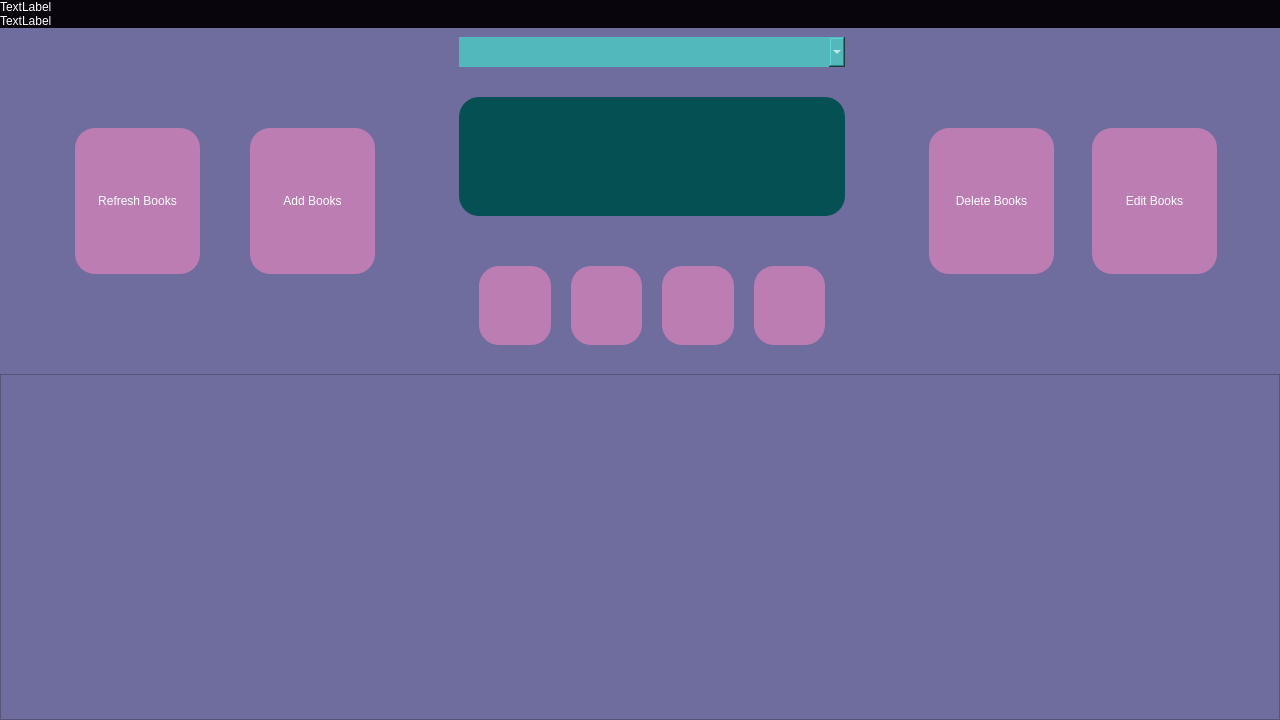
Qt form src/untitled.ui (mahnuser/book-tracker) before a commit.
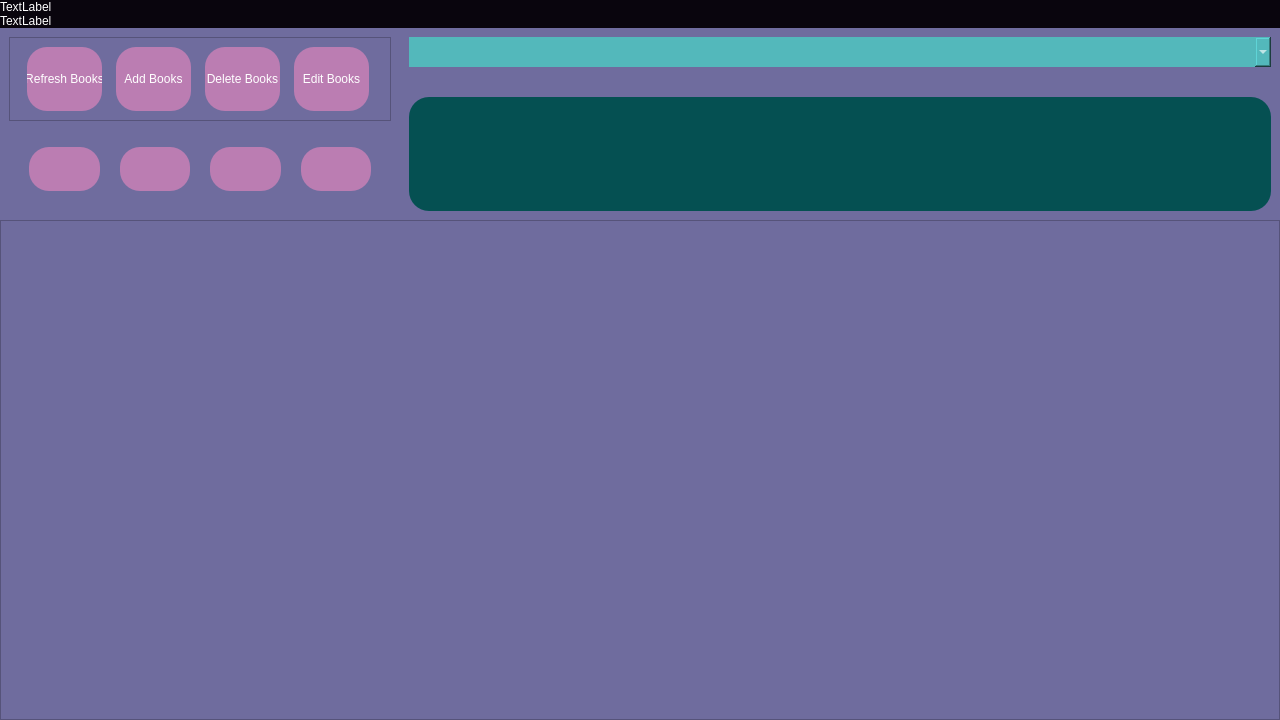
The same form after that commit.

The edit to the form file:
```diff
--- a/src/untitled.ui
+++ b/src/untitled.ui
@@ -85,74 +85,267 @@
       </property>
       <item>
        <widget class="QFrame" name="left_side">
+        <property name="maximumSize">
+         <size>
+          <width>400</width>
+          <height>300</height>
+         </size>
+        </property>
         <property name="styleSheet">
          <string notr="true">background-color: #6f6c9e;</string>
         </property>
-        <layout class="QHBoxLayout" name="horizontalLayout">
-         <property name="spacing">
-          <number>50</number>
-         </property>
-         <property name="leftMargin">
-          <number>75</number>
-         </property>
-         <property name="topMargin">
-          <number>100</number>
-         </property>
-         <property name="rightMargin">
-          <number>75</number>
-         </property>
-         <property name="bottomMargin">
-          <number>100</number>
-         </property>
+        <layout class="QVBoxLayout" name="verticalLayout_2">
          <item>
-          <widget class="QPushButton" name="refreshBooks">
-           <property name="sizePolicy">
-            <sizepolicy hsizetype="Minimum" vsizetype="Minimum">
-             <horstretch>0</horstretch>
-             <verstretch>0</verstretch>
-            </sizepolicy>
+          <widget class="QFrame" name="frame">
+           <property name="frameShape">
+            <enum>QFrame::StyledPanel</enum>
            </property>
-           <property name="minimumSize">
-            <size>
-             <width>125</width>
-             <height>0</height>
-            </size>
+           <property name="frameShadow">
+            <enum>QFrame::Raised</enum>
            </property>
-           <property name="styleSheet">
-            <string notr="true">
+           <layout class="QHBoxLayout" name="horizontalLayout">
+            <item>
+             <widget class="QPushButton" name="refreshBooks">
+              <property name="sizePolicy">
+               <sizepolicy hsizetype="Preferred" vsizetype="Preferred">
+                <horstretch>0</horstretch>
+                <verstretch>0</verstretch>
+               </sizepolicy>
+              </property>
+              <property name="minimumSize">
+               <size>
+                <width>0</width>
+                <height>0</height>
+               </size>
+              </property>
+              <property name="maximumSize">
+               <size>
+                <width>75</width>
+                <height>125</height>
+               </size>
+              </property>
+              <property name="styleSheet">
+               <string notr="true">
 background-color: #bb7db2;
 border-radius: 20px;
 
 </string>
-           </property>
-           <property name="text">
-            <string>Refresh Books</string>
-           </property>
+              </property>
+              <property name="text">
+               <string>Refresh Books</string>
+              </property>
+             </widget>
+            </item>
+            <item>
+             <widget class="QPushButton" name="addBooks">
+              <property name="sizePolicy">
+               <sizepolicy hsizetype="Preferred" vsizetype="Preferred">
+                <horstretch>0</horstretch>
+                <verstretch>0</verstretch>
+               </sizepolicy>
+              </property>
+              <property name="minimumSize">
+               <size>
+                <width>0</width>
+                <height>0</height>
+               </size>
+              </property>
+              <property name="maximumSize">
+               <size>
+                <width>75</width>
+                <height>125</height>
+               </size>
+              </property>
+              <property name="styleSheet">
+               <string notr="true">background-color: #bb7db2;
+border-radius: 20px;
+</string>
+              </property>
+              <property name="text">
+               <string>Add Books</string>
+              </property>
+             </widget>
+            </item>
+            <item>
+             <widget class="QPushButton" name="deleteBooks">
+              <property name="enabled">
+               <bool>true</bool>
+              </property>
+              <property name="sizePolicy">
+               <sizepolicy hsizetype="Preferred" vsizetype="Preferred">
+                <horstretch>0</horstretch>
+                <verstretch>0</verstretch>
+               </sizepolicy>
+              </property>
+              <property name="minimumSize">
+               <size>
+                <width>0</width>
+                <height>0</height>
+               </size>
+              </property>
+              <property name="maximumSize">
+               <size>
+                <width>75</width>
+                <height>125</height>
+               </size>
+              </property>
+              <property name="autoFillBackground">
+               <bool>false</bool>
+              </property>
+              <property name="styleSheet">
+               <string notr="true">background-color: #bb7db2;
+border-radius: 20px;
+</string>
+              </property>
+              <property name="text">
+               <string>Delete Books</string>
+              </property>
+             </widget>
+            </item>
+            <item>
+             <widget class="QPushButton" name="editBooks">
+              <property name="enabled">
+               <bool>true</bool>
+              </property>
+              <property name="sizePolicy">
+               <sizepolicy hsizetype="Preferred" vsizetype="Preferred">
+                <horstretch>0</horstretch>
+                <verstretch>0</verstretch>
+               </sizepolicy>
+              </property>
+              <property name="minimumSize">
+               <size>
+                <width>0</width>
+                <height>0</height>
+               </size>
+              </property>
+              <property name="maximumSize">
+               <size>
+                <width>75</width>
+                <height>125</height>
+               </size>
+              </property>
+              <property name="sizeIncrement">
+               <size>
+                <width>100</width>
+                <height>50</height>
+               </size>
+              </property>
+              <property name="baseSize">
+               <size>
+                <width>100</width>
+                <height>50</height>
+               </size>
+              </property>
+              <property name="styleSheet">
+               <string notr="true">background-color: #bb7db2;
+border-radius: 20px;
+
+</string>
+              </property>
+              <property name="text">
+               <string>Edit Books</string>
+              </property>
+             </widget>
+            </item>
+           </layout>
           </widget>
          </item>
          <item>
-          <widget class="QPushButton" name="addBooks">
-           <property name="sizePolicy">
-            <sizepolicy hsizetype="Minimum" vsizetype="Minimum">
-             <horstretch>0</horstretch>
-             <verstretch>0</verstretch>
-            </sizepolicy>
+          <layout class="QHBoxLayout" name="horizontalLayout_2">
+           <property name="spacing">
+            <number>20</number>
            </property>
-           <property name="minimumSize">
-            <size>
-             <width>125</width>
-             <height>0</height>
-            </size>
+           <property name="leftMargin">
+            <number>20</number>
            </property>
-           <property name="styleSheet">
-            <string notr="true">background-color: #bb7db2;
-border-radius: 20px;
-</string>
+           <property name="topMargin">
+            <number>20</number>
            </property>
-           <property name="text">
-            <string>Add Books</string>
+           <property name="rightMargin">
+            <number>20</number>
            </property>
-          </widget>
+           <property name="bottomMargin">
+            <number>20</number>
+           </property>
+           <item>
+            <widget class="QPushButton" name="clockStart">
+             <property name="sizePolicy">
+              <sizepolicy hsizetype="Minimum" vsizetype="Minimum">
+               <horstretch>0</horstretch>
+               <verstretch>0</verstretch>
+              </sizepolicy>
+             </property>
+             <property name="toolTip">
+              <string>&lt;html&gt;&lt;head/&gt;&lt;body&gt;&lt;p&gt;&lt;br/&gt;&lt;/p&gt;&lt;/body&gt;&lt;/html&gt;</string>
+             </property>
+             <property name="whatsThis">
+              <string>&lt;html&gt;&lt;head/&gt;&lt;body&gt;&lt;p&gt;&lt;br/&gt;&lt;/p&gt;&lt;/body&gt;&lt;/html&gt;</string>
+             </property>
+             <property name="autoFillBackground">
+              <bool>false</bool>
+             </property>
+             <property name="styleSheet">
+              <string notr="true">background-color: #bb7db2;
+border-radius: 20px;</string>
+             </property>
+             <property name="text">
+              <string/>
+             </property>
+            </widget>
+           </item>
+           <item>
+            <widget class="QPushButton" name="clockPause">
+             <property name="sizePolicy">
+              <sizepolicy hsizetype="Minimum" vsizetype="Minimum">
+               <horstretch>0</horstretch>
+               <verstretch>0</verstretch>
+              </sizepolicy>
+             </property>
+             <property name="styleSheet">
+              <string notr="true">background-color: #bb7db2;
+border-radius: 20px;</string>
+             </property>
+             <property name="text">
+              <string/>
+             </property>
+            </widget>
+           </item>
+           <item>
+            <widget class="QPushButton" name="clockReset">
+             <property name="sizePolicy">
+              <sizepolicy hsizetype="Minimum" vsizetype="Minimum">
+               <horstretch>0</horstretch>
+               <verstretch>0</verstretch>
+              </sizepolicy>
+             </property>
+             <property name="styleSheet">
+              <string notr="true">background-color: #bb7db2;
+border-radius: 20px;</string>
+             </property>
+             <property name="text">
+              <string/>
+             </property>
+            </widget>
+           </item>
+           <item>
+            <widget class="QPushButton" name="clockToBook">
+             <property name="sizePolicy">
+              <sizepolicy hsizetype="Minimum" vsizetype="Minimum">
+               <horstretch>0</horstretch>
+               <verstretch>0</verstretch>
+              </sizepolicy>
+             </property>
+             <property name="styleSheet">
+              <string notr="true">background-color: #bb7db2;
+border-radius: 20px;</string>
+             </property>
+             <property name="text">
+              <string/>
+             </property>
+            </widget>
+           </item>
+          </layout>
          </item>
         </layout>
        </widget>
@@ -231,208 +424,6 @@
            </property>
           </widget>
          </item>
-         <item>
-          <layout class="QHBoxLayout" name="horizontalLayout_2">
-           <property name="spacing">
-            <number>20</number>
-           </property>
-           <property name="leftMargin">
-            <number>20</number>
-           </property>
-           <property name="topMargin">
-            <number>20</number>
-           </property>
-           <property name="rightMargin">
-            <number>20</number>
-           </property>
-           <property name="bottomMargin">
-            <number>20</number>
-           </property>
-           <item>
-            <widget class="QPushButton" name="clockStart">
-             <property name="sizePolicy">
-              <sizepolicy hsizetype="Minimum" vsizetype="Minimum">
-               <horstretch>0</horstretch>
-               <verstretch>0</verstretch>
-              </sizepolicy>
-             </property>
-             <property name="toolTip">
-              <string>&lt;html&gt;&lt;head/&gt;&lt;body&gt;&lt;p&gt;&lt;br/&gt;&lt;/p&gt;&lt;/body&gt;&lt;/html&gt;</string>
-             </property>
-             <property name="whatsThis">
-              <string>&lt;html&gt;&lt;head/&gt;&lt;body&gt;&lt;p&gt;&lt;br/&gt;&lt;/p&gt;&lt;/body&gt;&lt;/html&gt;</string>
-             </property>
-             <property name="autoFillBackground">
-              <bool>false</bool>
-             </property>
-             <property name="styleSheet">
-              <string notr="true">background-color: #bb7db2;
-border-radius: 20px;</string>
-             </property>
-             <property name="text">
-              <string/>
-             </property>
-            </widget>
-           </item>
-           <item>
-            <widget class="QPushButton" name="clockPause">
-             <property name="sizePolicy">
-              <sizepolicy hsizetype="Minimum" vsizetype="Minimum">
-               <horstretch>0</horstretch>
-               <verstretch>0</verstretch>
-              </sizepolicy>
-             </property>
-             <property name="styleSheet">
-              <string notr="true">background-color: #bb7db2;
-border-radius: 20px;</string>
-             </property>
-             <property name="text">
-              <string/>
-             </property>
-            </widget>
-           </item>
-           <item>
-            <widget class="QPushButton" name="clockReset">
-             <property name="sizePolicy">
-              <sizepolicy hsizetype="Minimum" vsizetype="Minimum">
-               <horstretch>0</horstretch>
-               <verstretch>0</verstretch>
-              </sizepolicy>
-             </property>
-             <property name="styleSheet">
-              <string notr="true">background-color: #bb7db2;
-border-radius: 20px;</string>
-             </property>
-             <property name="text">
-              <string/>
-             </property>
-            </widget>
-           </item>
-           <item>
-            <widget class="QPushButton" name="clockToBook">
-             <property name="sizePolicy">
-              <sizepolicy hsizetype="Minimum" vsizetype="Minimum">
-               <horstretch>0</horstretch>
-               <verstretch>0</verstretch>
-              </sizepolicy>
-             </property>
-             <property name="styleSheet">
-              <string notr="true">background-color: #bb7db2;
-border-radius: 20px;</string>
-             </property>
-             <property name="text">
-              <string/>
-             </property>
-            </widget>
-           </item>
-          </layout>
-         </item>
-        </layout>
-       </widget>
-      </item>
-      <item>
-       <widget class="QFrame" name="right_side">
-        <property name="minimumSize">
-         <size>
-          <width>426</width>
-          <height>0</height>
-         </size>
-        </property>
-        <property name="maximumSize">
-         <size>
-          <width>426</width>
-          <height>16777215</height>
-         </size>
-        </property>
-        <property name="styleSheet">
-         <string notr="true">background-color: #6f6c9e;</string>
-        </property>
-        <layout class="QHBoxLayout" name="horizontalLayout_3">
-         <property name="spacing">
-          <number>50</number>
-         </property>
-         <property name="leftMargin">
-          <number>75</number>
-         </property>
-         <property name="topMargin">
-          <number>100</number>
-         </property>
-         <property name="rightMargin">
-          <number>75</number>
-         </property>
-         <property name="bottomMargin">
-          <number>100</number>
-         </property>
-         <item>
-          <widget class="QPushButton" name="deleteBooks">
-           <property name="enabled">
-            <bool>true</bool>
-           </property>
-           <property name="sizePolicy">
-            <sizepolicy hsizetype="Minimum" vsizetype="Minimum">
-             <horstretch>0</horstretch>
-             <verstretch>0</verstretch>
-            </sizepolicy>
-           </property>
-           <property name="minimumSize">
-            <size>
-             <width>125</width>
-             <height>0</height>
-            </size>
-           </property>
-           <property name="autoFillBackground">
-            <bool>false</bool>
-           </property>
-           <property name="styleSheet">
-            <string notr="true">background-color: #bb7db2;
-border-radius: 20px;
-</string>
-           </property>
-           <property name="text">
-            <string>Delete Books</string>
-           </property>
-          </widget>
-         </item>
-         <item>
-          <widget class="QPushButton" name="editBooks">
-           <property name="enabled">
-            <bool>true</bool>
-           </property>
-           <property name="sizePolicy">
-            <sizepolicy hsizetype="Minimum" vsizetype="Minimum">
-             <horstretch>0</horstretch>
-             <verstretch>0</verstretch>
-            </sizepolicy>
-           </property>
-           <property name="minimumSize">
-            <size>
-             <width>125</width>
-             <height>0</height>
-            </size>
-           </property>
-           <property name="sizeIncrement">
-            <size>
-             <width>100</width>
-             <height>50</height>
-            </size>
-           </property>
-           <property name="baseSize">
-            <size>
-             <width>100</width>
-             <height>50</height>
-            </size>
-           </property>
-           <property name="styleSheet">
-            <string notr="true">background-color: #bb7db2;
-border-radius: 20px;
-
-</string>
-           </property>
-           <property name="text">
-            <string>Edit Books</string>
-           </property>
-          </widget>
-         </item>
         </layout>
        </widget>
       </item>
@@ -441,11 +432,17 @@
     <item>
      <widget class="QTableView" name="newTable">
       <property name="sizePolicy">
-       <sizepolicy hsizetype="Minimum" vsizetype="Minimum">
+       <sizepolicy hsizetype="Preferred" vsizetype="Preferred">
         <horstretch>0</horstretch>
         <verstretch>0</verstretch>
        </sizepolicy>
       </property>
+      <property name="minimumSize">
+       <size>
+        <width>1280</width>
+        <height>500</height>
+       </size>
+      </property>
       <property name="font">
        <font>
         <pointsize>13</pointsize>
```
